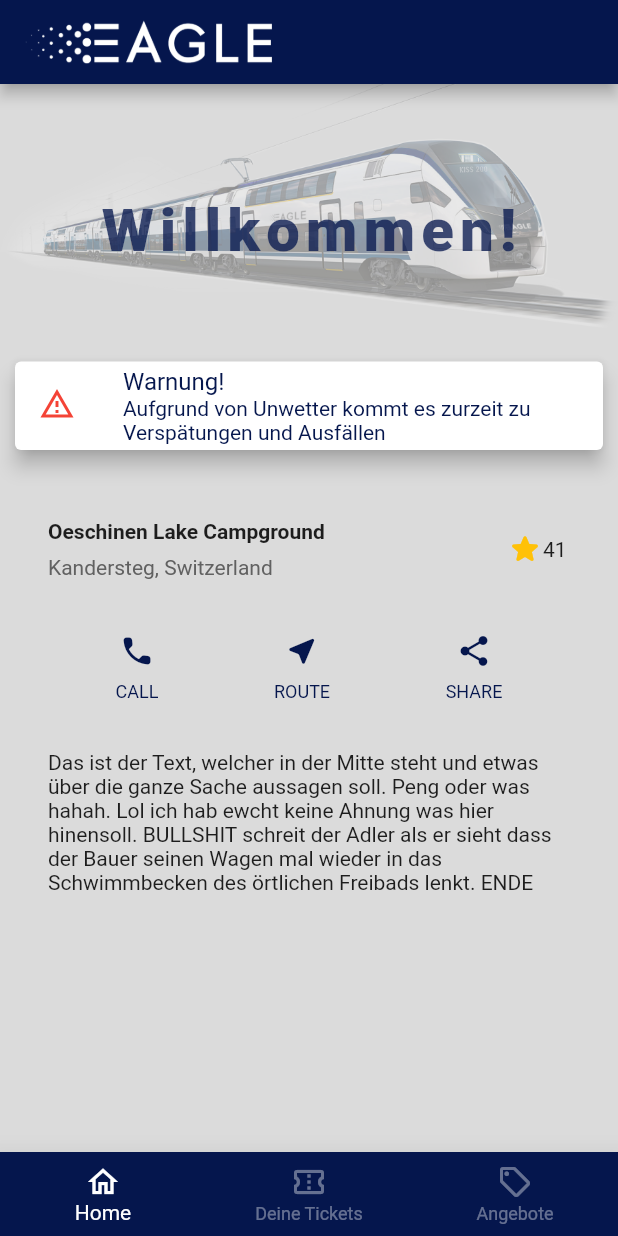
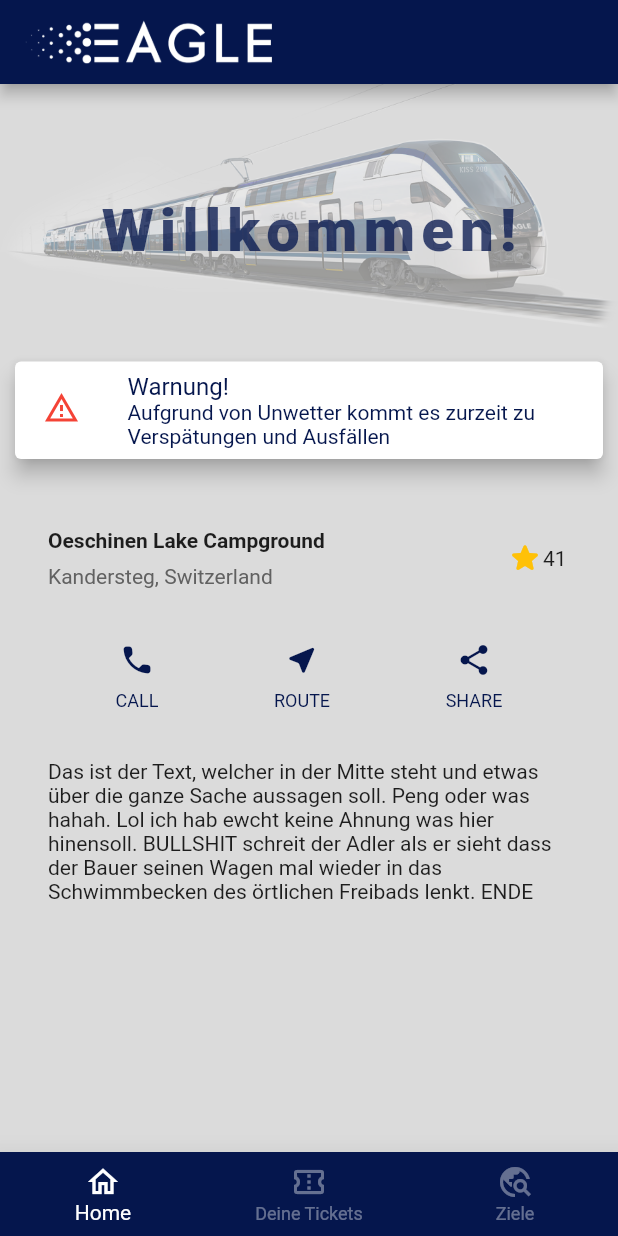
Before and after one commit to Niklas003/FlutterTutorials, a Flutter app: the screen it shows after launch, on a phone screen of 412 x 824 dp. Run offline on Flutter 3.47's test engine with Material 2 defaults, Android fonts, the light colour scheme and no system bars.

Commit message:
feat: done some styling

```diff
--- a/lib/cardWidget.dart
+++ b/lib/cardWidget.dart
@@ -6,7 +6,9 @@ Widget cardSection = Card(
   elevation: 5.5,
   child: Column(
     children: const [
-      ListTile(
+      Padding(
+        padding: EdgeInsets.all(3.0),
+        child: ListTile(
           leading: Icon(
             Icons.warning_amber_outlined,
             color: Colors.red,
@@ -16,6 +18,7 @@ Widget cardSection = Card(
               'Aufgrund von Unwetter kommt es zurzeit zu Verspätungen und Ausfällen'),
           textColor: primaryBlue,
         ),
+      ),
     ],
   ),
 );
--- a/lib/navBar.dart
+++ b/lib/navBar.dart
@@ -16,8 +16,8 @@ Widget bottomBar = BottomNavigationBar(
       label: 'Deine Tickets',
     ),
     BottomNavigationBarItem(
-      icon: Icon(Icons.sell_outlined),
-      label: 'Angebote',
+      icon: Icon(Icons.travel_explore_outlined),
+      label: 'Ziele',
     ),
   ],
 );
```
Lines whose indentation alone changed are shown as unchanged.
